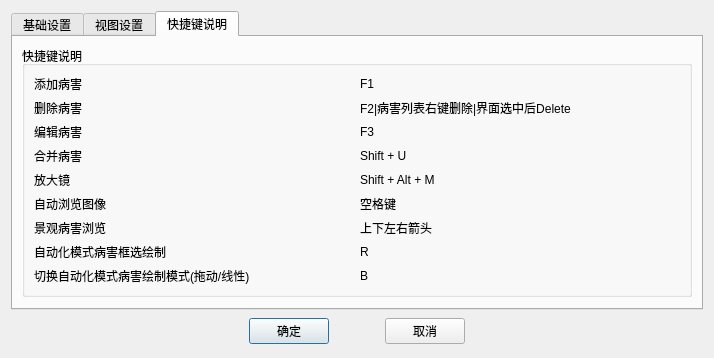
Before: the Qt Designer form hnRoadDataProcess/hnProjectConfig.ui in 2405cwb/RoadDataProcess, drawn with Qt 5.
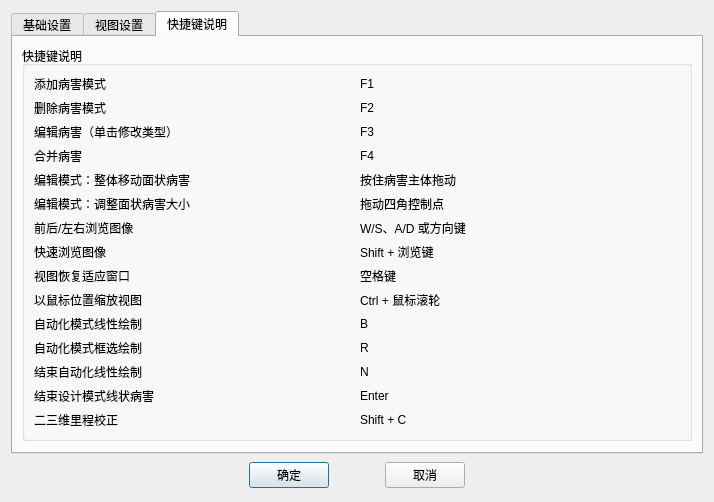
After: the same form once the commit is applied.

The edit to the form file:
```diff
--- a/hnRoadDataProcess/hnProjectConfig.ui
+++ b/hnRoadDataProcess/hnProjectConfig.ui
@@ -215,134 +215,38 @@
            <property name="title">
             <string>快捷键说明</string>
            </property>
-           <layout class="QGridLayout" name="gridLayout">
-            <item row="7" column="0">
-             <widget class="QLabel" name="label_22">
-              <property name="text">
-               <string>自动化模式病害框选绘制</string>
-              </property>
-             </widget>
-            </item>
-            <item row="0" column="1">
-             <widget class="QLabel" name="label_2">
-              <property name="text">
-               <string>F1</string>
-              </property>
-             </widget>
-            </item>
-            <item row="1" column="1">
-             <widget class="QLabel" name="label_4">
-              <property name="text">
-               <string>F2|病害列表右键删除|界面选中后Delete</string>
-              </property>
-             </widget>
-            </item>
-            <item row="1" column="0">
-             <widget class="QLabel" name="label_3">
-              <property name="text">
-               <string>删除病害</string>
-              </property>
-             </widget>
-            </item>
-            <item row="6" column="1">
-             <widget class="QLabel" name="label_19">
-              <property name="text">
-               <string>上下左右箭头</string>
-              </property>
-             </widget>
-            </item>
-            <item row="5" column="1">
-             <widget class="QLabel" name="label_18">
-              <property name="text">
-               <string>空格键</string>
-              </property>
-             </widget>
-            </item>
-            <item row="9" column="0">
-             <widget class="QLabel" name="label_23">
-              <property name="text">
-               <string>切换自动化模式病害绘制模式(拖动/线性)</string>
-              </property>
-             </widget>
-            </item>
-            <item row="2" column="1">
-             <widget class="QLabel" name="label_6">
-              <property name="text">
-               <string>F3</string>
-              </property>
-             </widget>
-            </item>
-            <item row="9" column="1">
-             <widget class="QLabel" name="label_24">
-              <property name="text">
-               <string>B</string>
-              </property>
-             </widget>
-            </item>
-            <item row="4" column="0">
-             <widget class="QLabel" name="label_11">
-              <property name="text">
-               <string>放大镜</string>
-              </property>
-             </widget>
-            </item>
-            <item row="7" column="1">
-             <widget class="QLabel" name="label_21">
-              <property name="text">
-               <string>R</string>
-              </property>
-             </widget>
-            </item>
-            <item row="5" column="0">
-             <widget class="QLabel" name="label_14">
-              <property name="text">
-               <string>自动浏览图像</string>
-              </property>
-             </widget>
-            </item>
-            <item row="3" column="1">
-             <widget class="QLabel" name="label_8">
-              <property name="text">
-               <string>Shift + U</string>
-              </property>
-             </widget>
-            </item>
-            <item row="0" column="0">
-             <widget class="QLabel" name="label">
-              <property name="text">
-               <string>添加病害</string>
-              </property>
-             </widget>
-            </item>
-            <item row="4" column="1">
-             <widget class="QLabel" name="label_12">
-              <property name="text">
-               <string>Shift + Alt + M</string>
-              </property>
-             </widget>
-            </item>
-            <item row="3" column="0">
-             <widget class="QLabel" name="label_7">
-              <property name="text">
-               <string>合并病害</string>
-              </property>
-             </widget>
-            </item>
-            <item row="6" column="0">
-             <widget class="QLabel" name="label_20">
-              <property name="text">
-               <string>景观病害浏览</string>
-              </property>
-             </widget>
-            </item>
-            <item row="2" column="0">
-             <widget class="QLabel" name="label_5">
-              <property name="text">
-               <string>编辑病害</string>
-              </property>
-             </widget>
-            </item>
-           </layout>
+            <layout class="QGridLayout" name="gridLayout">
+             <item row="0" column="0"><widget class="QLabel" name="shortcutAction0"><property name="text"><string>添加病害模式</string></property></widget></item>
+             <item row="0" column="1"><widget class="QLabel" name="shortcutKey0"><property name="text"><string>F1</string></property></widget></item>
+             <item row="1" column="0"><widget class="QLabel" name="shortcutAction1"><property name="text"><string>删除病害模式</string></property></widget></item>
+             <item row="1" column="1"><widget class="QLabel" name="shortcutKey1"><property name="text"><string>F2</string></property></widget></item>
+             <item row="2" column="0"><widget class="QLabel" name="shortcutAction2"><property name="text"><string>编辑病害（单击修改类型）</string></property></widget></item>
+             <item row="2" column="1"><widget class="QLabel" name="shortcutKey2"><property name="text"><string>F3</string></property></widget></item>
+             <item row="3" column="0"><widget class="QLabel" name="shortcutAction3"><property name="text"><string>合并病害</string></property></widget></item>
+             <item row="3" column="1"><widget class="QLabel" name="shortcutKey3"><property name="text"><string>F4</string></property></widget></item>
+             <item row="4" column="0"><widget class="QLabel" name="shortcutAction4"><property name="text"><string>编辑模式：整体移动面状病害</string></property></widget></item>
+             <item row="4" column="1"><widget class="QLabel" name="shortcutKey4"><property name="text"><string>按住病害主体拖动</string></property></widget></item>
+             <item row="5" column="0"><widget class="QLabel" name="shortcutAction5"><property name="text"><string>编辑模式：调整面状病害大小</string></property></widget></item>
+             <item row="5" column="1"><widget class="QLabel" name="shortcutKey5"><property name="text"><string>拖动四角控制点</string></property></widget></item>
+             <item row="6" column="0"><widget class="QLabel" name="shortcutAction6"><property name="text"><string>前后/左右浏览图像</string></property></widget></item>
+             <item row="6" column="1"><widget class="QLabel" name="shortcutKey6"><property name="text"><string>W/S、A/D 或方向键</string></property></widget></item>
+             <item row="7" column="0"><widget class="QLabel" name="shortcutAction7"><property name="text"><string>快速浏览图像</string></property></widget></item>
+             <item row="7" column="1"><widget class="QLabel" name="shortcutKey7"><property name="text"><string>Shift + 浏览键</string></property></widget></item>
+             <item row="8" column="0"><widget class="QLabel" name="shortcutAction8"><property name="text"><string>视图恢复适应窗口</string></property></widget></item>
+             <item row="8" column="1"><widget class="QLabel" name="shortcutKey8"><property name="text"><string>空格键</string></property></widget></item>
+             <item row="9" column="0"><widget class="QLabel" name="shortcutAction9"><property name="text"><string>以鼠标位置缩放视图</string></property></widget></item>
+             <item row="9" column="1"><widget class="QLabel" name="shortcutKey9"><property name="text"><string>Ctrl + 鼠标滚轮</string></property></widget></item>
+             <item row="10" column="0"><widget class="QLabel" name="shortcutAction10"><property name="text"><string>自动化模式线性绘制</string></property></widget></item>
+             <item row="10" column="1"><widget class="QLabel" name="shortcutKey10"><property name="text"><string>B</string></property></widget></item>
+             <item row="11" column="0"><widget class="QLabel" name="shortcutAction11"><property name="text"><string>自动化模式框选绘制</string></property></widget></item>
+             <item row="11" column="1"><widget class="QLabel" name="shortcutKey11"><property name="text"><string>R</string></property></widget></item>
+             <item row="12" column="0"><widget class="QLabel" name="shortcutAction12"><property name="text"><string>结束自动化线性绘制</string></property></widget></item>
+             <item row="12" column="1"><widget class="QLabel" name="shortcutKey12"><property name="text"><string>N</string></property></widget></item>
+             <item row="13" column="0"><widget class="QLabel" name="shortcutAction13"><property name="text"><string>结束设计模式线状病害</string></property></widget></item>
+             <item row="13" column="1"><widget class="QLabel" name="shortcutKey13"><property name="text"><string>Enter</string></property></widget></item>
+             <item row="14" column="0"><widget class="QLabel" name="shortcutAction14"><property name="text"><string>二三维里程校正</string></property></widget></item>
+             <item row="14" column="1"><widget class="QLabel" name="shortcutKey14"><property name="text"><string>Shift + C</string></property></widget></item>
+            </layout>
           </widget>
          </item>
          <item>
```
Left out of the diff: 70 changed lines with no effect on the pictures.
